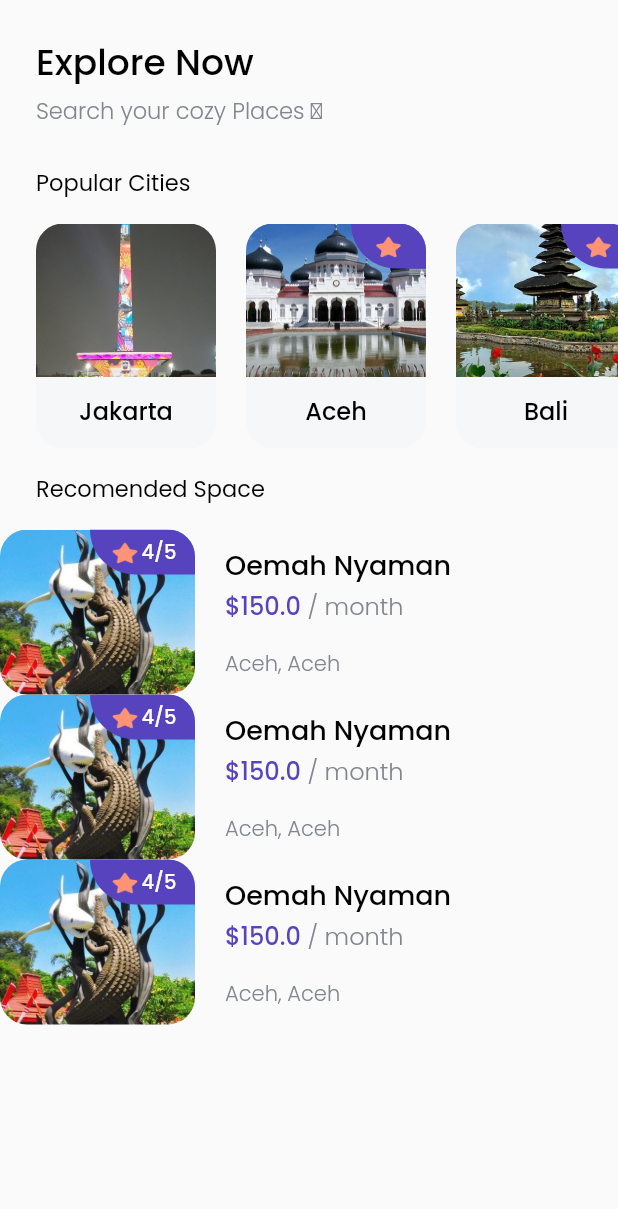
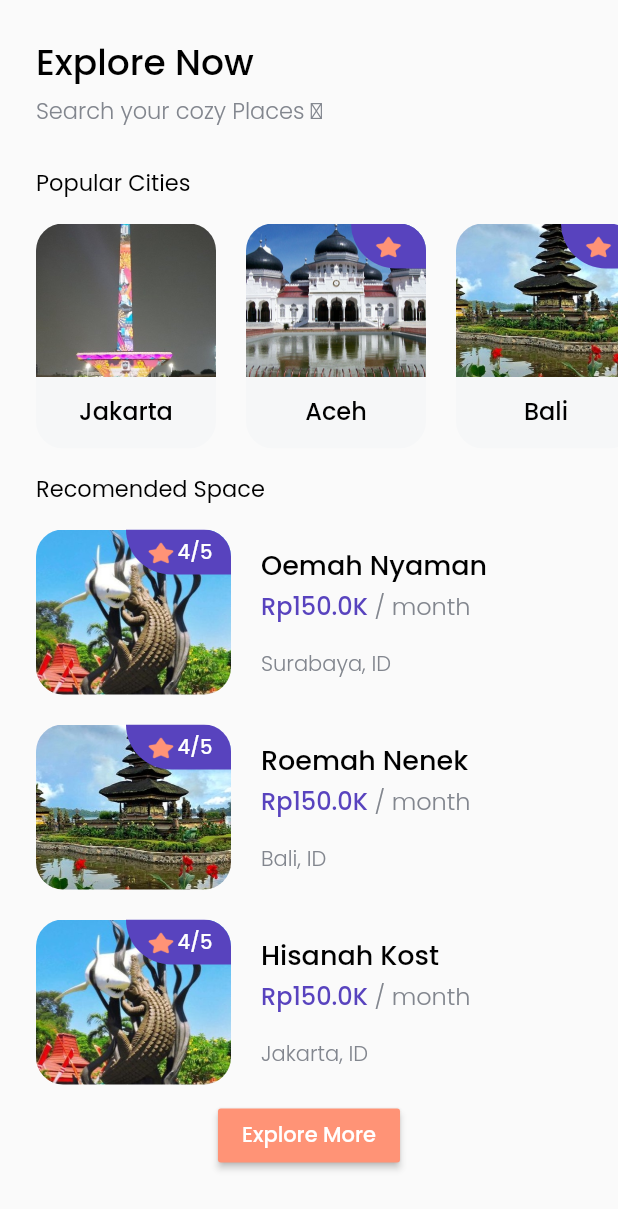
Before and after one commit to Rjndrkha/CariKos_Flutter-Apps, a Flutter app: the screen it shows after launch, after a tap on "Explore Now", on a phone screen of 412 x 824 dp. Shown: the top 1209 px of the screen. Run offline on Flutter 3.47's test engine with Material 2 defaults, Android fonts, the phone set to English and light mode, and no system bars; our stand-ins replace google_fonts.

Commit message:
FIXING HOME PAGE

```diff
--- a/lib/models/space.dart
+++ b/lib/models/space.dart
@@ -4,6 +4,7 @@ class Space {
   final String imageUrll;
   final double price;
   final String country;
+  final String city;
   final int rating;
 
   Space({
@@ -12,6 +13,7 @@ class Space {
     required this.name,
     required this.price,
     required this.country,
+    required this.city,
     required this.rating,
   });
 }
--- a/lib/pages/home_page.dart
+++ b/lib/pages/home_page.dart
@@ -133,7 +133,7 @@ class HomePage extends StatelessWidget {
               const SizedBox(
                 height: 15,
               ),
-
+              //REKOMENDED PLACE
               Padding(
                 padding: EdgeInsets.only(left: edge),
                 child: Text(
@@ -146,7 +146,9 @@ class HomePage extends StatelessWidget {
               const SizedBox(
                 height: 16,
               ),
-              Column(
+              Padding(
+                padding: EdgeInsets.symmetric(horizontal: edge),
+                child: Column(
                   children: [
                     SpaceCard(
                       Space(
@@ -154,34 +156,139 @@ class HomePage extends StatelessWidget {
                           imageUrll: 'assets/images/homeimg/sby.jpg',
                           name: 'Oemah Nyaman',
                           price: 150,
-                        country: 'Aceh',
+                          city: 'Surabaya',
+                          country: 'ID',
                           rating: 4),
                     ),
                     const SizedBox(
-                    width: 30,
+                      height: 20,
                     ),
                     SpaceCard(
                       Space(
                           id: 2,
-                        imageUrll: 'assets/images/homeimg/sby.jpg',
-                        name: 'Oemah Nyaman',
+                          imageUrll: 'assets/images/homeimg/bali.jpg',
+                          name: 'Roemah Nenek',
                           price: 150,
-                        country: 'Aceh',
+                          city: 'Bali',
+                          country: 'ID',
                           rating: 4),
                     ),
                     const SizedBox(
-                    width: 30,
+                      height: 20,
                     ),
                     SpaceCard(
                       Space(
                           id: 3,
                           imageUrll: 'assets/images/homeimg/sby.jpg',
-                        name: 'Oemah Nyaman',
+                          name: 'Hisanah Kost',
                           price: 150,
-                        country: 'Aceh',
+                          city: 'Jakarta',
+                          country: 'ID',
                           rating: 4),
                     ),
+                    const SizedBox(
+                      height: 10,
+                    ),
+                    RaisedButton(
+                      onPressed: () {
+                        Navigator.push(
+                            context,
+                            MaterialPageRoute(
+                                builder: (context) => const HomePage()));
+                      },
+                      color: orange,
+                      child: Text(
+                        'Explore More',
+                        style: whitestyle,
+                      ),
+                    ),
                   ],
+                ),
+              ),
+              const SizedBox(
+                height: 16,
+              ),
+              // GUIDANCE
+              Padding(
+                padding: EdgeInsets.only(left: edge),
+                child: Text(
+                  'Tips & Guidance',
+                  style: regulerstyle.copyWith(
+                    fontSize: 15,
+                  ),
+                ),
+              ),
+              const SizedBox(
+                height: 16,
+              ),
+              Padding(
+                padding: EdgeInsets.only(left: edge),
+                child: Row(
+                  children: [
+                    ClipRRect(
+                      borderRadius: BorderRadius.circular(20),
+                      child: Container(
+                        height: 80,
+                        width: 80,
+                        child: Stack(
+                          children: [Image.asset('assets/images/guid1.png')],
+                        ),
+                      ),
+                    ),
+                    const SizedBox(
+                      width: 20,
+                    ),
+                    Column(
+                      crossAxisAlignment: CrossAxisAlignment.start,
+                      children: [
+                        Text(
+                          'City Guidelines',
+                          style: blackstyle.copyWith(fontSize: 18),
+                        ),
+                        Text(
+                          'Updated 20 Apr',
+                          style: greystyle.copyWith(fontSize: 14),
+                        ),
+                      ],
+                    ),
+                  ],
+                ),
+              ),
+              const SizedBox(
+                height: 20,
+              ),
+              Padding(
+                padding: EdgeInsets.only(left: edge),
+                child: Row(
+                  children: [
+                    ClipRRect(
+                      borderRadius: BorderRadius.circular(20),
+                      child: Container(
+                        height: 80,
+                        width: 80,
+                        child: Stack(
+                          children: [Image.asset('assets/images/guid2.png')],
+                        ),
+                      ),
+                    ),
+                    const SizedBox(
+                      width: 20,
+                    ),
+                    Column(
+                      crossAxisAlignment: CrossAxisAlignment.start,
+                      children: [
+                        Text(
+                          'Jakarta Fairship',
+                          style: blackstyle.copyWith(fontSize: 18),
+                        ),
+                        Text(
+                          'Updated 11 Dec',
+                          style: greystyle.copyWith(fontSize: 14),
+                        ),
+                      ],
+                    ),
+                  ],
+                ),
               )
             ],
           ),
--- a/lib/pages/splash_page.dart
+++ b/lib/pages/splash_page.dart
@@ -29,6 +29,7 @@ class SplashPage extends StatelessWidget {
                     decoration: const BoxDecoration(
                       image: DecorationImage(
                         image: AssetImage('assets/images/logokos.png'),
+
                       ),
                     ),
                   ),
@@ -53,7 +54,7 @@ class SplashPage extends StatelessWidget {
                   const SizedBox(
                     height: 40,
                   ),
-                  Container(
+                  SizedBox(
                     width: 210,
                     height: 50,
                     child: RaisedButton(
--- a/lib/widgets/space_card.dart
+++ b/lib/widgets/space_card.dart
@@ -76,7 +76,7 @@ class SpaceCard extends StatelessWidget {
             ),
             Text.rich(
               TextSpan(
-                text: '\$${space.price}',
+                text: 'Rp${space.price}K',
                 style: purplestyle.copyWith(
                   fontSize: 16,
                 ),
@@ -90,11 +90,11 @@ class SpaceCard extends StatelessWidget {
                 ],
               ),
             ),
-            SizedBox(
+            const SizedBox(
               height: 16,
             ),
             Text(
-              '${space.country}, ${space.country}',
+              '${space.city}, ${space.country}',
               style: greystyle,
             ),
           ],
```
Also changed, not shown: assets/images/guid1.png (added), assets/images/guid2.png (added). Lines whose indentation alone changed are shown as unchanged.
